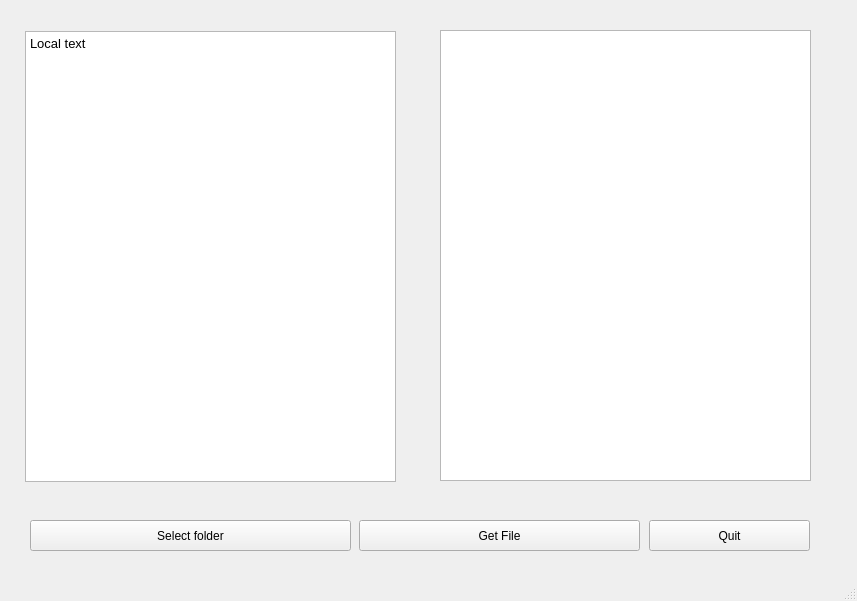
Qt form client.ui (colouredpixie/GLBCQtApp) before a commit.
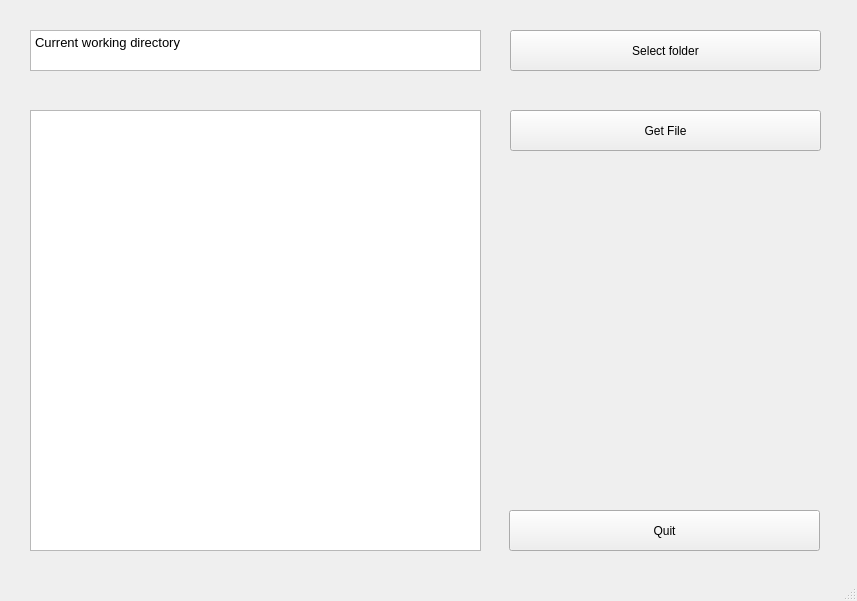
The same form after that commit.

The edit to the form file:
```diff
--- a/client.ui
+++ b/client.ui
@@ -17,10 +17,10 @@
    <widget class="QPushButton" name="QuitButton">
     <property name="geometry">
      <rect>
-      <x>649</x>
-      <y>520</y>
-      <width>161</width>
-      <height>31</height>
+      <x>509</x>
+      <y>510</y>
+      <width>311</width>
+      <height>41</height>
      </rect>
     </property>
     <property name="text">
@@ -30,10 +30,10 @@
    <widget class="QPushButton" name="SelectButton">
     <property name="geometry">
      <rect>
-      <x>30</x>
-      <y>520</y>
-      <width>321</width>
-      <height>31</height>
+      <x>510</x>
+      <y>30</y>
+      <width>311</width>
+      <height>41</height>
      </rect>
     </property>
     <property name="text">
@@ -43,10 +43,10 @@
    <widget class="QPushButton" name="GetButton">
     <property name="geometry">
      <rect>
-      <x>359</x>
-      <y>520</y>
-      <width>281</width>
-      <height>31</height>
+      <x>510</x>
+      <y>110</y>
+      <width>311</width>
+      <height>41</height>
      </rect>
     </property>
     <property name="text">
@@ -56,10 +56,10 @@
    <widget class="QTextBrowser" name="textBrowser">
     <property name="geometry">
      <rect>
-      <x>25</x>
-      <y>31</y>
-      <width>371</width>
-      <height>451</height>
+      <x>30</x>
+      <y>30</y>
+      <width>451</width>
+      <height>41</height>
      </rect>
     </property>
     <property name="html">
@@ -70,18 +70,26 @@
 li.unchecked::marker { content: &quot;\2610&quot;; }
 li.checked::marker { content: &quot;\2612&quot;; }
 &lt;/style&gt;&lt;/head&gt;&lt;body style=&quot; font-family:'Ubuntu'; font-size:10pt; font-weight:400; font-style:normal;&quot;&gt;
-&lt;p style=&quot; margin-top:0px; margin-bottom:0px; margin-left:0px; margin-right:0px; -qt-block-indent:0; text-indent:0px;&quot;&gt;Local text&lt;/p&gt;&lt;/body&gt;&lt;/html&gt;</string>
+&lt;p style=&quot; margin-top:0px; margin-bottom:0px; margin-left:0px; margin-right:0px; -qt-block-indent:0; text-indent:0px;&quot;&gt;Current working directory&lt;/p&gt;&lt;/body&gt;&lt;/html&gt;</string>
     </property>
    </widget>
    <widget class="QListWidget" name="listWidget">
     <property name="geometry">
      <rect>
-      <x>440</x>
-      <y>30</y>
-      <width>371</width>
-      <height>451</height>
+      <x>30</x>
+      <y>110</y>
+      <width>451</width>
+      <height>441</height>
      </rect>
     </property>
+    <property name="font">
+     <font>
+      <pointsize>16</pointsize>
+     </font>
+    </property>
+    <property name="isWrapping" stdset="0">
+     <bool>false</bool>
+    </property>
    </widget>
   </widget>
   <widget class="QMenuBar" name="menubar">
```
